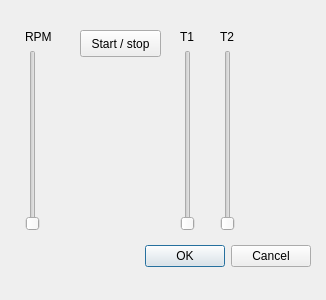
Before: the Qt Designer form uc_projets/openchrono/gui_qt/openchrono/ui/testwin.ui in BackupTheBerlios/openphysic-svn, drawn with Qt 5.
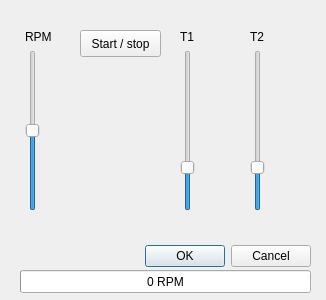
After: the same form once the commit is applied.

What changed in the file:
```diff
--- a/uc_projets/openchrono/gui_qt/openchrono/ui/testwin.ui
+++ b/uc_projets/openchrono/gui_qt/openchrono/ui/testwin.ui
@@ -47,7 +47,7 @@
      <x>25</x>
      <y>30</y>
      <width>41</width>
-     <height>201</height>
+     <height>181</height>
     </rect>
    </property>
    <layout class="QVBoxLayout" >
@@ -75,6 +75,9 @@
       <property name="pageStep" >
        <number>100</number>
       </property>
+      <property name="value" >
+       <number>9999</number>
+      </property>
       <property name="orientation" >
        <enum>Qt::Vertical</enum>
       </property>
@@ -85,10 +88,10 @@
   <widget class="QWidget" name="verticalLayout_3" >
    <property name="geometry" >
     <rect>
-     <x>220</x>
+     <x>250</x>
      <y>30</y>
      <width>31</width>
-     <height>201</height>
+     <height>181</height>
     </rect>
    </property>
    <layout class="QVBoxLayout" >
@@ -108,13 +111,16 @@
     <item>
      <widget class="QSlider" name="SliderTemp2" >
       <property name="maximum" >
-       <number>20000</number>
+       <number>200</number>
       </property>
       <property name="singleStep" >
        <number>10</number>
       </property>
       <property name="pageStep" >
-       <number>100</number>
+       <number>10</number>
+      </property>
+      <property name="value" >
+       <number>49</number>
       </property>
       <property name="orientation" >
        <enum>Qt::Vertical</enum>
@@ -129,7 +135,7 @@
      <x>180</x>
      <y>30</y>
      <width>31</width>
-     <height>201</height>
+     <height>181</height>
     </rect>
    </property>
    <layout class="QVBoxLayout" >
@@ -149,13 +155,16 @@
     <item>
      <widget class="QSlider" name="SliderTemp1" >
       <property name="maximum" >
-       <number>20000</number>
+       <number>200</number>
       </property>
       <property name="singleStep" >
        <number>10</number>
       </property>
       <property name="pageStep" >
-       <number>100</number>
+       <number>10</number>
+      </property>
+      <property name="value" >
+       <number>49</number>
       </property>
       <property name="orientation" >
        <enum>Qt::Vertical</enum>
@@ -164,6 +173,67 @@
     </item>
    </layout>
   </widget>
+  <widget class="QLabel" name="lblT1" >
+   <property name="geometry" >
+    <rect>
+     <x>160</x>
+     <y>210</y>
+     <width>61</width>
+     <height>17</height>
+    </rect>
+   </property>
+   <property name="text" >
+    <string/>
+   </property>
+  </widget>
+  <widget class="QLabel" name="lblT2" >
+   <property name="geometry" >
+    <rect>
+     <x>230</x>
+     <y>210</y>
+     <width>61</width>
+     <height>17</height>
+    </rect>
+   </property>
+   <property name="text" >
+    <string/>
+   </property>
+  </widget>
+  <widget class="QProgressBar" name="progressBar" >
+   <property name="geometry" >
+    <rect>
+     <x>20</x>
+     <y>270</y>
+     <width>291</width>
+     <height>23</height>
+    </rect>
+   </property>
+   <property name="maximum" >
+    <number>20000</number>
+   </property>
+   <property name="value" >
+    <number>0</number>
+   </property>
+   <property name="orientation" >
+    <enum>Qt::Horizontal</enum>
+   </property>
+   <property name="format" >
+    <string>%v RPM</string>
+   </property>
+  </widget>
+  <widget class="QLabel" name="lblRPM" >
+   <property name="geometry" >
+    <rect>
+     <x>20</x>
+     <y>210</y>
+     <width>61</width>
+     <height>17</height>
+    </rect>
+   </property>
+   <property name="text" >
+    <string/>
+   </property>
+  </widget>
  </widget>
  <resources/>
  <connections>
```
Left out of the diff: 70 changed lines with no effect on the pictures.
